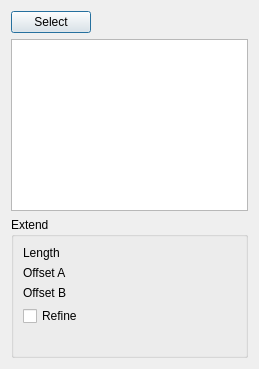
Above: Resources/panels/ExtendTaskPanel.ui from shaise/FreeCAD_SheetMetal before the change. Below: the same form after it.
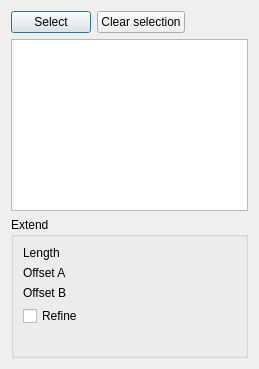
That is the form after the change. Custom widgets are drawn as their Qt base class.

Commit message: Add clear selection button and adjust readme to pr #471

```diff
--- a/Resources/panels/ExtendTaskPanel.ui
+++ b/Resources/panels/ExtendTaskPanel.ui
@@ -32,6 +32,13 @@
        </property>
       </widget>
      </item>
+     <item>
+      <widget class="QPushButton" name="pushClearSel">
+       <property name="text">
+        <string>Clear selection</string>
+       </property>
+      </widget>
+     </item>
      <item>
       <spacer name="horizontalSpacer">
        <property name="orientation">
```
The commit also changes 14 other files.
